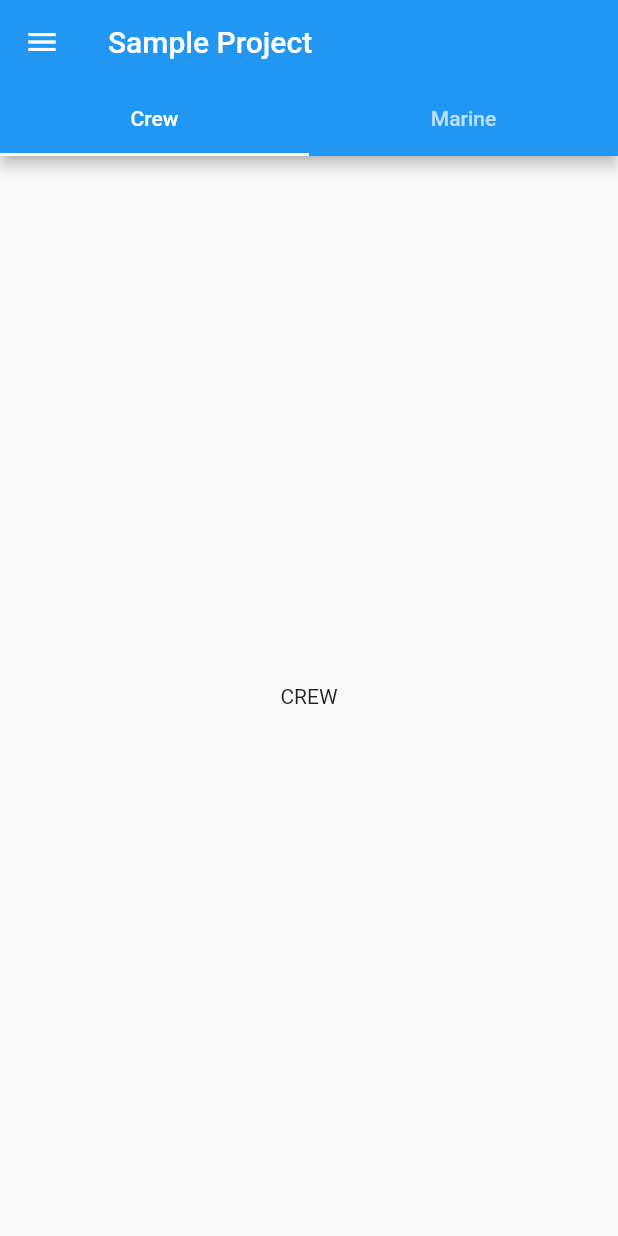
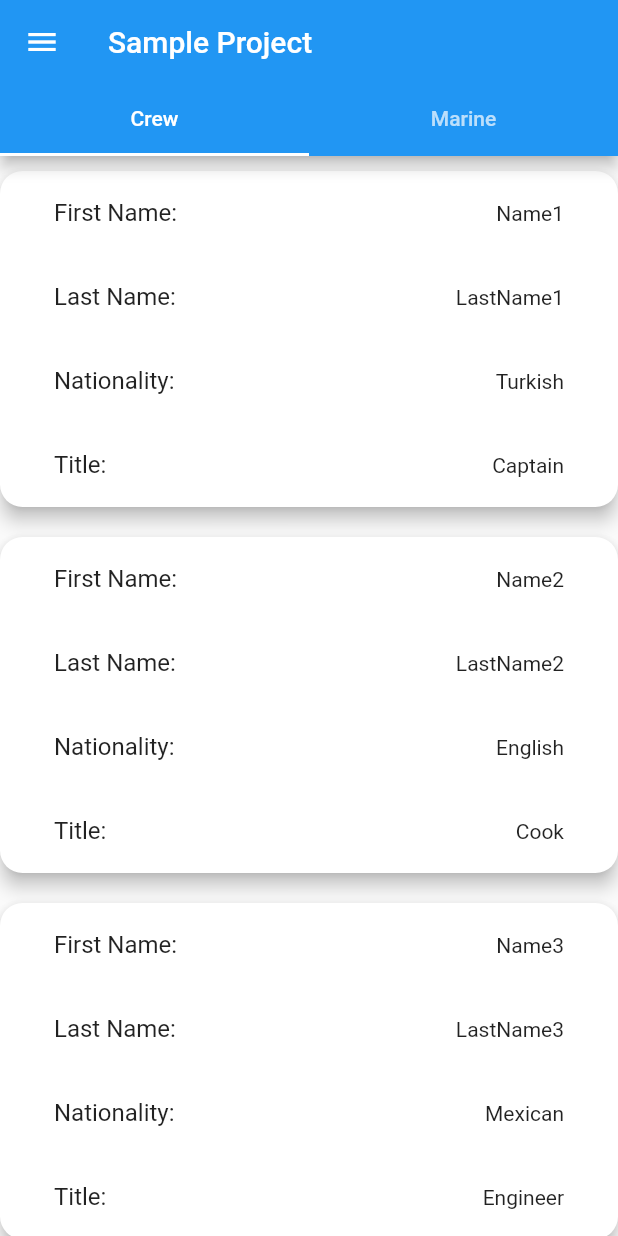
Before and after one commit to edizzk/sample_project, a Flutter app: the screen it shows after launch, on a phone screen of 412 x 824 dp. Run offline on Flutter 3.47's test engine with Material 2 defaults, Android fonts, the phone set to English and light mode, and no system bars; our stand-ins replace get.

Commit message:
create cards and crewList

```diff
--- a/lib/main.dart
+++ b/lib/main.dart
@@ -1,5 +1,4 @@
 import 'package:flutter/material.dart';
-import 'package:sample_project/view/detail_crew_view.dart';
 // ignore: depend_on_referenced_packages
 import 'package:get/get.dart';
 
@@ -29,7 +28,6 @@ class MyApp extends StatelessWidget {
       routes: {
         "/" : (context) => CrewView(title: 'project_title'.tr),
         "/settings" : (context) => const SettingsView(),
-        "/detail_crew" : (context) => const DetailCrewView(),
       },
     );
   }
--- a/lib/view/crew_view.dart
+++ b/lib/view/crew_view.dart
@@ -1,14 +1,37 @@
 import 'package:flutter/material.dart';
+import 'package:sample_project/model/certificate_model.dart';
 
+import '../model/crew_model.dart';
+import '../widget/crew_card_widget.dart';
 import '../widget/drawer_widget.dart';
 
+import 'detail_crew_view.dart';
+
 class CrewView extends StatelessWidget {
-  const CrewView({Key? key, required this.title}) : super(key: key);
+  CrewView({Key? key, required this.title}) : super(key: key);
 
   final String title;
 
+  final Crew crew1 = Crew(firstName: 'Name1', lastName: 'LastName1', nationality: 'Turkish', title: 'Captain');
+  final Crew crew2 = Crew(firstName: 'Name2', lastName: 'LastName2', nationality: 'English', title: 'Cook');
+  final Crew crew3 = Crew(firstName: 'Name3', lastName: 'LastName3', nationality: 'Mexican', title: 'Engineer');
+  final Crew crew4 = Crew(firstName: 'Name4', lastName: 'LastName4', nationality: 'English', title: 'Engineer');
+  final Crew crew5 = Crew(firstName: 'Name5', lastName: 'LastName5', nationality: 'Spanish', title: 'Cook');
+  final Crew crew6 = Crew(firstName: 'Name6', lastName: 'LastName6', nationality: 'Mexican', title: 'Engineer');
+  final Crew crew7 = Crew(firstName: 'Name7', lastName: 'LastName7', nationality: 'American', title: 'NewJob1');
+  final Crew crew8 = Crew(firstName: 'Name8', lastName: 'LastName8', nationality: 'American', title: 'Engineer');
+  final Crew crew9 = Crew(firstName: 'Name9', lastName: 'LastName9', nationality: 'Spanish', title: 'NewJob2');
+  final Crew crew10 = Crew(firstName: 'Name10', lastName: 'LastName10', nationality: 'Italian', title: 'NewJob3');
+  final Certificate certificate1 = Certificate(name: "A Sertificate", date: "Date 1");
+  final Certificate certificate2 = Certificate(name: "B Sertificate", date: "Date 2");
+  final Certificate certificate3 = Certificate(name: "C Sertificate", date: "Date 3");
+  final Certificate certificate4 = Certificate(name: "D Sertificate", date: "Date 4");
+  final Certificate certificate5 = Certificate(name: "E Sertificate", date: "Date 5");
+  final List<Crew> crewList = <Crew>[];
+
   @override
   Widget build(BuildContext context) {
+    _buildCertificateList();
     return DefaultTabController(
       length: 2,
       child: Scaffold(
@@ -22,13 +45,55 @@ class CrewView extends StatelessWidget {
             ],
           ),
         ),
-        body: const TabBarView(
+        body: TabBarView(
           children: [
-            Center(child: Text("CREW")),
-            Center(child: Text("MARINE")),
+            ListView.builder(
+                itemCount: crewList.length,
+                itemBuilder: (BuildContext context, int index) {
+                  return InkWell(
+                    onTap: () {
+                      Navigator.push(context, MaterialPageRoute(builder: (context) => DetailCrewView(crew: crewList[index])));
+                    },
+                    child: buildCard(index, crewList[index]),
+                  );
+                }),
+            const Center(child: Text("MARINE")),
           ],
         ),
       ),
     );
   }
+
+  void _buildCertificateList (){
+    crew1.addCertificate(certificate1);
+    crew1.addCertificate(certificate3);
+    crew1.addCertificate(certificate5);
+    crewList.add(crew1);
+    crew2.addCertificate(certificate5);
+    crew2.addCertificate(certificate2);
+    crewList.add(crew2);
+    crew3.addCertificate(certificate2);
+    crew3.addCertificate(certificate1);
+    crew3.addCertificate(certificate3);
+    crew3.addCertificate(certificate4);
+    crewList.add(crew3);
+    crew4.addCertificate(certificate2);
+    crewList.add(crew4);
+    crew5.addCertificate(certificate3);
+    crewList.add(crew5);
+    crew6.addCertificate(certificate1);
+    crew6.addCertificate(certificate2);
+    crewList.add(crew6);
+    crew7.addCertificate(certificate3);
+    crewList.add(crew7);
+    crew8.addCertificate(certificate3);
+    crew8.addCertificate(certificate5);
+    crewList.add(crew8);
+    crew9.addCertificate(certificate4);
+    crew9.addCertificate(certificate5);
+    crew9.addCertificate(certificate1);
+    crewList.add(crew9);
+    crew10.addCertificate(certificate2);
+    crewList.add(crew10);
+  }
 }
```
